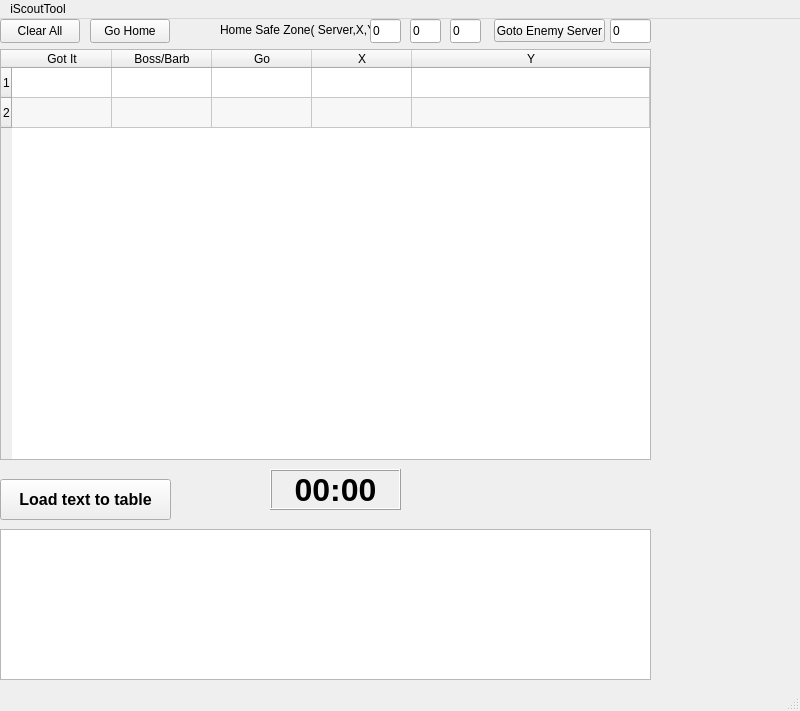
wldfyre/iScoutTool, file iScoutTool.ui: the form before one commit.
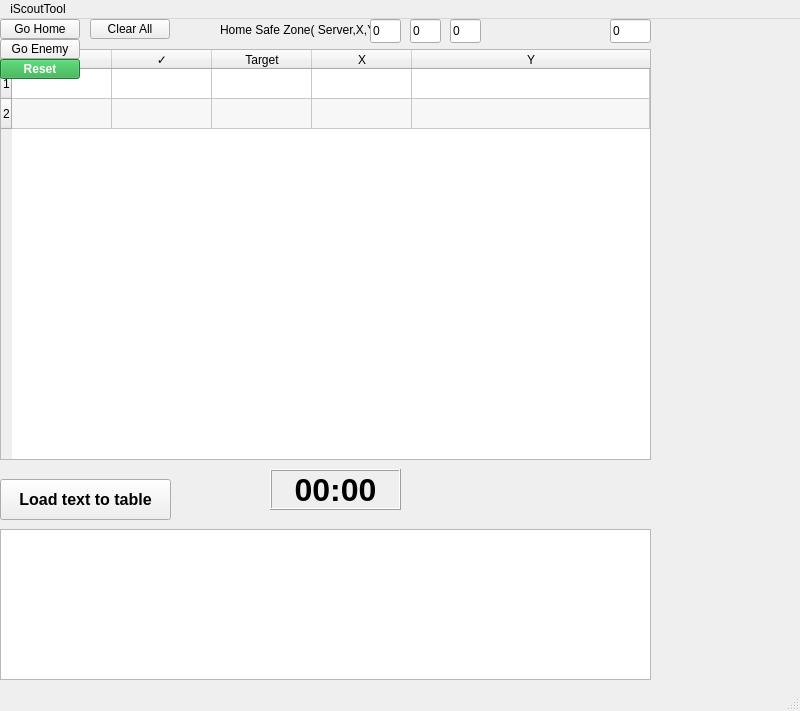
The form after the commit.

Patch:
```diff
--- a/iScoutTool.ui
+++ b/iScoutTool.ui
@@ -59,17 +59,17 @@
     <row/>
     <column>
      <property name="text">
-      <string>Got It</string>
+      <string>Action</string>
      </property>
     </column>
     <column>
      <property name="text">
-      <string>Boss/Barb</string>
+      <string>✓</string>
      </property>
     </column>
     <column>
      <property name="text">
-      <string>Go</string>
+      <string>Target</string>
      </property>
     </column>
     <column>
@@ -134,10 +134,10 @@
    <widget class="QPushButton" name="btnIScoutClearAll">
     <property name="geometry">
      <rect>
-      <x>0</x>
+      <x>90</x>
       <y>0</y>
       <width>80</width>
-      <height>24</height>
+      <height>20</height>
      </rect>
     </property>
     <property name="text">
@@ -147,16 +147,35 @@
    <widget class="QPushButton" name="btnIScoutGoHome">
     <property name="geometry">
      <rect>
-      <x>90</x>
+      <x>0</x>
       <y>0</y>
       <width>80</width>
-      <height>24</height>
+      <height>20</height>
      </rect>
     </property>
     <property name="text">
      <string>Go Home</string>
     </property>
    </widget>
+   <widget class="QPushButton" name="btnIScoutReset">
+    <property name="geometry">
+     <rect>
+      <x>0</x>
+      <y>40</y>
+      <width>80</width>
+      <height>20</height>
+     </rect>
+    </property>
+    <property name="styleSheet">
+     <string>QPushButton { background-color: #28a745; color: white; font-weight: bold; }</string>
+    </property>
+    <property name="text">
+     <string>Reset</string>
+    </property>
+    <property name="toolTip">
+     <string>Reset timer to 05:00 and stop countdown</string>
+    </property>
+   </widget>
    <widget class="QPlainTextEdit" name="txtiScoutBoss">
     <property name="geometry">
      <rect>
@@ -228,14 +247,14 @@
    <widget class="QPushButton" name="btnIScoutGoEnemy">
     <property name="geometry">
      <rect>
-      <x>494</x>
-      <y>0</y>
-      <width>111</width>
-      <height>23</height>
+      <x>0</x>
+      <y>20</y>
+      <width>80</width>
+      <height>20</height>
      </rect>
     </property>
     <property name="text">
-     <string>Goto Enemy Server</string>
+     <string>Go Enemy</string>
     </property>
    </widget>
   </widget>
```
